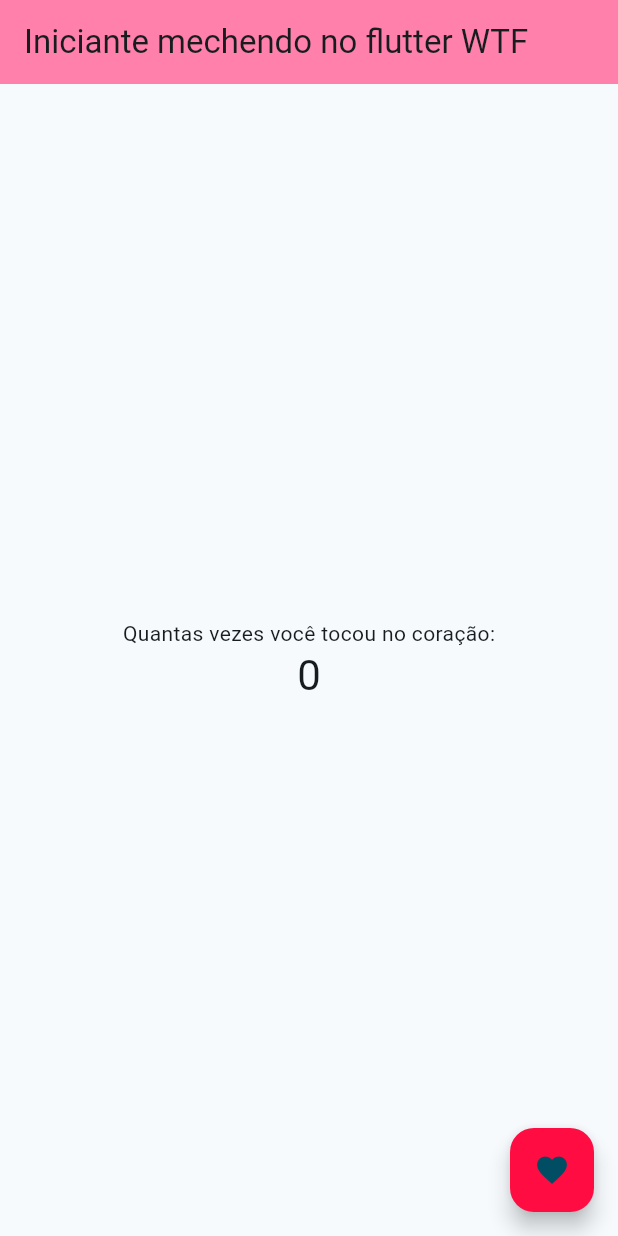
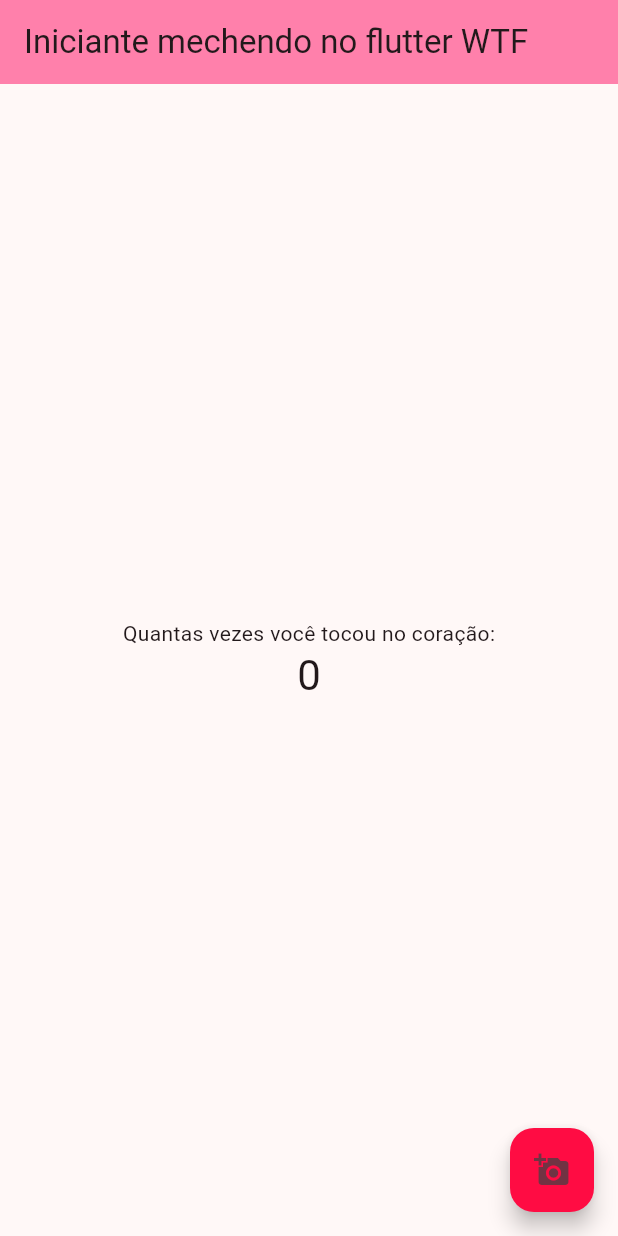
Before and after one commit to HugoAzeved/Hello_Word, a Flutter app: the screen it shows after launch, on a phone screen of 412 x 824 dp. Run offline on Flutter 3.47's test engine with Material 3 defaults, Android fonts, the phone set to English and light mode, and no system bars.

Commit message:
edição basica

```diff
--- a/lib/main.dart
+++ b/lib/main.dart
@@ -7,27 +7,12 @@
 class MyApp extends StatelessWidget {
   const MyApp({super.key});
 
-  // Este widget é a raiz da sua aplicação.
   @override
   Widget build(BuildContext context) {
     return MaterialApp(
       title: 'Site medonho',
       theme: ThemeData(
-        // Este é o tema da sua aplicação.
-        //
-        // EXPERIMENTE: Tente executar seu aplicativo com "flutter run". Você verá
-        // que o aplicativo tem uma barra de ferramentas roxa. Depois, sem fechar o app,
-        // tente mudar o seedColor no esquema de cores abaixo para Colors.green
-        // e depois utilize o "hot reload" (salve suas alterações ou pressione o botão
-        // de hot reload em um IDE compatível com Flutter, ou pressione "r" se estiver
-        // usando o terminal para executar o app).
-        //
-        // Perceba que o contador não voltou para zero; o estado do aplicativo
-        // não é perdido durante o reload. Para reiniciar o estado, use o hot restart.
-        //
-        // Isso também funciona para alterações no código, não apenas em valores:
-        // a maioria das mudanças no código pode ser testada apenas com um hot reload.
-        colorScheme: ColorScheme.fromSeed(seedColor: Colors.blueGrey),
+        colorScheme: ColorScheme.fromSeed(seedColor: Colors.pinkAccent),
       ),
       home: const MyHomePage(title: 'Iniciante mechendo no flutter WTF'),
     );
@@ -36,16 +21,6 @@
 
 class MyHomePage extends StatefulWidget {
   const MyHomePage({super.key, required this.title});
-
-  // Este widget é a página inicial da sua aplicação. Ele é "stateful",
-  // o que significa que possui um objeto de estado (definido abaixo) que contém campos
-  // que afetam como ele se apresenta.
-
-  // Esta classe é a configuração do estado. Ela mantém os valores (neste
-  // caso o título) fornecidos pelo widget pai (no caso, o MyApp)
-  // e que serão usados pelo método build do estado. Os campos em uma subclasse de Widget
-  // são sempre marcados como "final".
-
   final String title;
 
   @override
@@ -57,50 +32,19 @@
 
   void _incrementCounter() {
     setState(() {
-      // Esta chamada para setState informa ao framework do Flutter que algo foi
-      // alterado neste estado, o que faz com que ele execute novamente o método build abaixo
-      // para que a tela possa refletir os valores atualizados. Se mudássemos
-      // _counter sem chamar setState(), então o método build não seria
-      // chamado novamente, e nada pareceria ter acontecido.
       _counter++;
     });
   }
 
   @override
   Widget build(BuildContext context) {
-    // Este método é executado novamente toda vez que setState é chamado, por exemplo,
-    // pela função _incrementCounter acima.
-    //
-    // O framework do Flutter foi otimizado para tornar rápida a reexecução dos métodos build,
-    // para que você possa simplesmente reconstruir tudo que precisar ser atualizado
-    // em vez de modificar manualmente cada parte da interface.
-
     return Scaffold(
       appBar: AppBar(
-        // EXPERIMENTE: Tente mudar a cor aqui para uma cor específica
-        // (como Colors.amber, por exemplo) e use o hot reload para ver a AppBar
-        // mudando de cor enquanto as outras cores permanecem as mesmas.
           backgroundColor: Colors.pinkAccent[100],
-          // Aqui usamos o valor do objeto MyHomePage que foi criado pelo método
-        // App.build e o usamos como título da AppBar.
         title: Text(widget.title),
       ),
       body: Center(
-        // Center é um widget de layout. Ele recebe um único filho e o posiciona
-        // no centro do pai.
         child: Column(
-          // Column também é um widget de layout. Ele recebe uma lista de filhos e
-          // os organiza verticalmente. Por padrão, ele ajusta seu tamanho para se adequar
-          // aos filhos horizontalmente, e tenta ocupar toda a altura do pai.
-          //
-          // Column possui várias propriedades para controlar como ela se dimensiona e
-          // posiciona seus filhos. Aqui usamos o mainAxisAlignment para
-          // centralizar os filhos verticalmente; o eixo principal aqui é o eixo vertical,
-          // porque Columns são verticais (o eixo cruzado seria o horizontal).
-          //
-          // EXPERIMENTE: Ative o "debug painting" (escolha a ação "Toggle Debug Paint"
-          // no IDE, ou pressione "p" no console), para ver o
-          // contorno de cada widget.
           mainAxisAlignment: MainAxisAlignment.center,
           children: <Widget>[
             const Text('Quantas vezes você tocou no coração:'),
@@ -114,9 +58,9 @@
       floatingActionButton: FloatingActionButton(
         onPressed: _incrementCounter,
         tooltip: 'Incrementar',
-        child: const Icon(Icons.favorite),
+        child: const Icon(Icons.add_a_photo),
         backgroundColor: const Color(0xffff0c43),
-      ), // Esta vírgula final torna a formatação automática mais agradável para métodos build.
+      ),
     );
   }
 }
```
